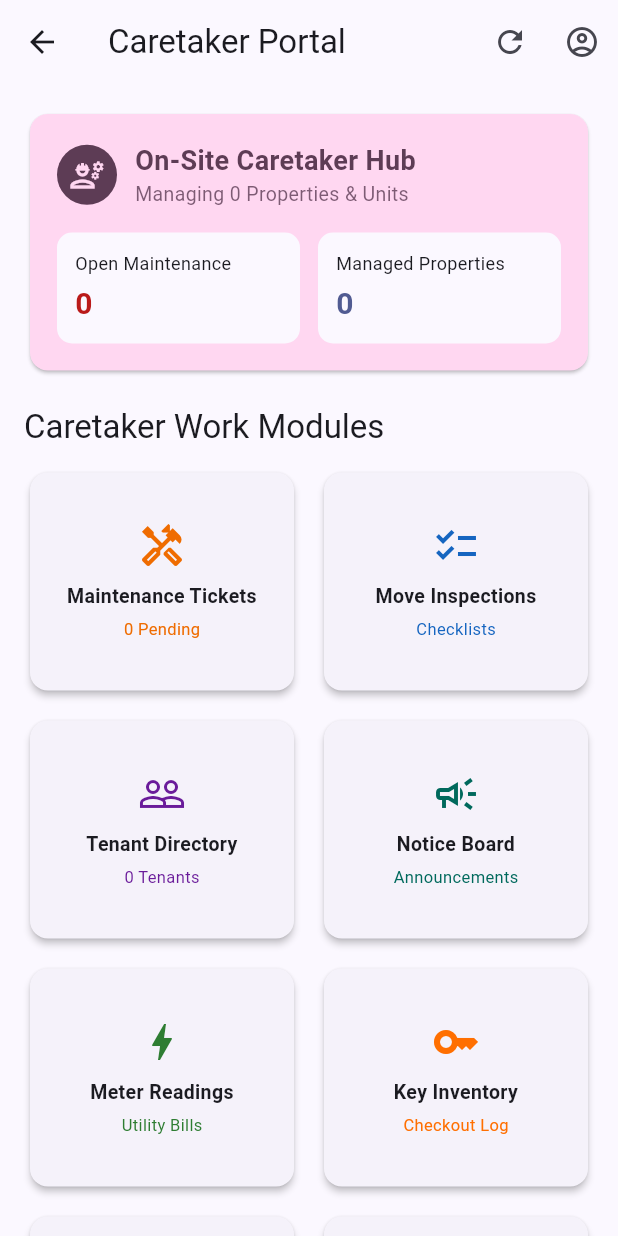
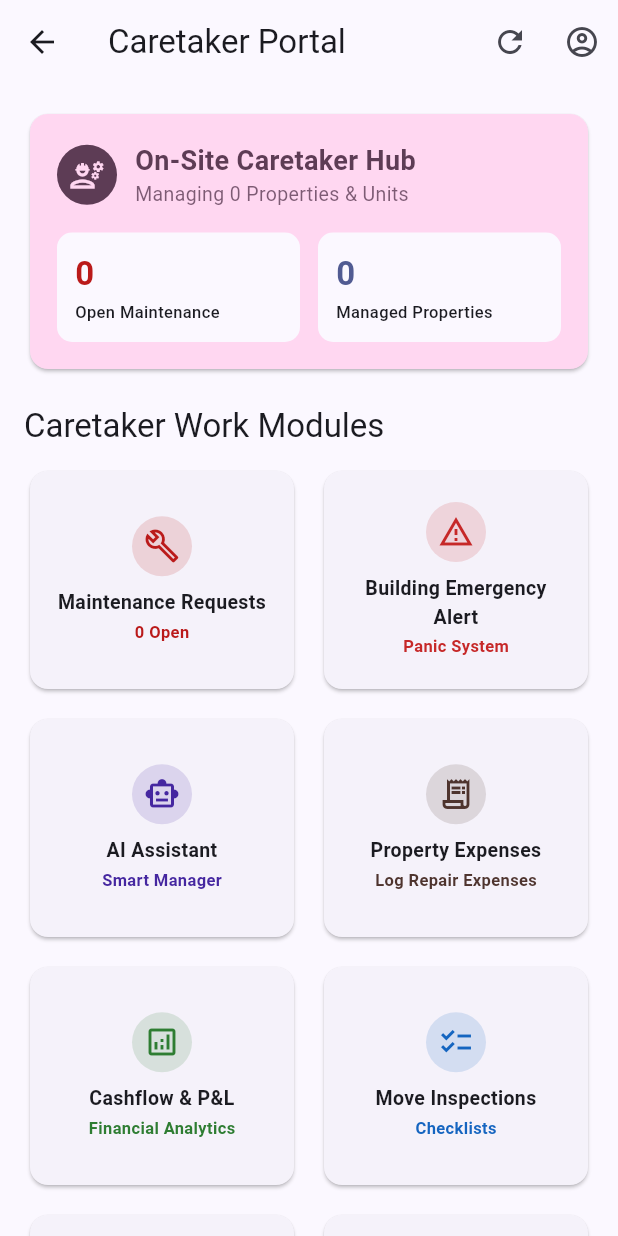
Before and after one commit to dev-jack21/SmartRent, a Flutter app: the CaretakerDashboardScreen screen opened directly, on a phone screen of 412 x 824 dp. Run offline on Flutter 3.47's test engine with Material 3 defaults, Android fonts, the phone set to English and light mode, and no system bars; our stand-ins replace file_picker, flutter_local_notifications, supabase_flutter, timezone, web; missing offline and left inert: dart:js_interop, file_saver; accounts and stored records are empty.

Commit message:
Removed redundant patches and improved catetaker views

```diff
--- a/lib/screens/announcements/announcements_screen.dart
+++ b/lib/screens/announcements/announcements_screen.dart
@@ -8,7 +8,7 @@ class AnnouncementsScreen extends StatefulWidget {
   const AnnouncementsScreen({
     super.key,
     required this.property,
-    required this.userRole,
+    this.userRole = 'owner',
   });
 
   @override
--- a/lib/screens/caretaker/caretaker_dashboard_screen.dart
+++ b/lib/screens/caretaker/caretaker_dashboard_screen.dart
@@ -1,11 +1,14 @@
 import 'package:flutter/material.dart';
 import 'package:supabase_flutter/supabase_flutter.dart';
+import '../ai/ai_assistant_screen.dart';
+import '../analytics/financial_analytics_screen.dart';
 import '../announcements/announcements_screen.dart';
+import '../emergency/emergency_alert_screen.dart';
+import '../expenses/expense_tracker_screen.dart';
 import '../inspection/property_inspection_screen.dart';
 import '../maintenance/maintenance_requests_screen.dart';
 import '../profile/user_profile_screen.dart';
 import '../tenant/tenant_directory_screen.dart';
-import '../utilities/utility_billing_screen.dart';
 import 'key_management_screen.dart';
 import 'parcel_logger_screen.dart';
 import 'sanitation_schedule_screen.dart';
@@ -22,9 +25,9 @@ class CaretakerDashboardScreen extends StatefulWidget {
 class _CaretakerDashboardScreenState extends State<CaretakerDashboardScreen> {
   final SupabaseClient _supabase = Supabase.instance.client;
 
-  bool _isLoading = true;
   List<Map<String, dynamic>> _properties = [];
   List<Map<String, dynamic>> _maintenanceRequests = [];
+  bool _isLoading = true;
 
   @override
   void initState() {
@@ -61,6 +64,25 @@ class _CaretakerDashboardScreenState extends State<CaretakerDashboardScreen> {
   int get _openMaintenanceCount =>
       _maintenanceRequests.where((r) => r['status'] != 'Completed').length;
 
+  Future<void> _updateTicketStatus(Map<String, dynamic> ticket, String newStatus) async {
+    try {
+      await _supabase
+          .from('maintenance_requests')
+          .update({'status': newStatus})
+          .eq('id', ticket['id']);
+      await _loadCaretakerData();
+      if (!mounted) return;
+      ScaffoldMessenger.of(context).showSnackBar(
+        SnackBar(content: Text('Ticket status updated to $newStatus!')),
+      );
+    } catch (e) {
+      if (!mounted) return;
+      ScaffoldMessenger.of(context).showSnackBar(
+        SnackBar(content: Text('Could not update status: $e')),
+      );
+    }
+  }
+
   void _openPropertyFeature(void Function(Map<String, dynamic> property) onSelect) {
     if (_properties.isEmpty) {
       final defaultBuilding = {
@@ -80,23 +102,25 @@ class _CaretakerDashboardScreenState extends State<CaretakerDashboardScreen> {
 
     showDialog(
       context: context,
-      builder: (dialogContext) {
+      builder: (ctx) {
         return AlertDialog(
-          title: const Text('Select Building / Unit'),
-          content: SingleChildScrollView(
-            child: Column(
-              mainAxisSize: MainAxisSize.min,
-              children: _properties.map((p) {
+          title: const Text('Select Property / Unit'),
+          content: SizedBox(
+            width: double.maxFinite,
+            child: ListView.builder(
+              shrinkWrap: true,
+              itemCount: _properties.length,
+              itemBuilder: (context, index) {
+                final prop = _properties[index];
                 return ListTile(
-                  leading: const Icon(Icons.home_outlined),
-                  title: Text(p['name']?.toString() ?? 'Building'),
-                  subtitle: Text('Unit: ${p['unit_number'] ?? 'All'} | Tenant: ${p['tenant_name'] ?? 'Vacant'}'),
+                  title: Text(prop['name']?.toString() ?? 'Property'),
+                  subtitle: Text('Unit: ${prop['unit_number'] ?? 'N/A'}'),
                   onTap: () {
-                    Navigator.pop(dialogContext);
-                    onSelect(p);
+                    Navigator.pop(ctx);
+                    onSelect(prop);
                   },
                 );
-              }).toList(),
+              },
             ),
           ),
         );
@@ -219,15 +243,73 @@ class _CaretakerDashboardScreenState extends State<CaretakerDashboardScreen> {
                     childAspectRatio: 1.2,
                     children: [
                       _CaretakerTile(
-                        icon: Icons.handyman_outlined,
-                        title: 'Maintenance Tickets',
-                        badge: '$_openMaintenanceCount Pending',
-                        color: Colors.orange[800]!,
+                        icon: Icons.build_outlined,
+                        title: 'Maintenance Requests',
+                        badge: '$_openMaintenanceCount Open',
+                        color: colors.error,
                         onTap: () {
                           Navigator.push(
                             context,
                             MaterialPageRoute(
                               builder: (_) => const MaintenanceRequestsScreen(),
+                            ),
+                          );
+                        },
+                      ),
+                      _CaretakerTile(
+                        icon: Icons.report_problem_outlined,
+                        title: 'Building Emergency Alert',
+                        badge: 'Panic System',
+                        color: Colors.red[800]!,
+                        onTap: () {
+                          _openPropertyFeature((p) {
+                            Navigator.push(
+                              context,
+                              MaterialPageRoute(
+                                builder: (_) => EmergencyAlertScreen(property: p),
+                              ),
+                            );
+                          });
+                        },
+                      ),
+                      _CaretakerTile(
+                        icon: Icons.smart_toy_outlined,
+                        title: 'AI Assistant',
+                        badge: 'Smart Manager',
+                        color: Colors.deepPurple[800]!,
+                        onTap: () {
+                          Navigator.push(
+                            context,
+                            MaterialPageRoute(
+                              builder: (_) => AiAssistantScreen(properties: _properties),
+                            ),
+                          );
+                        },
+                      ),
+                      _CaretakerTile(
+                        icon: Icons.receipt_long_outlined,
+                        title: 'Property Expenses',
+                        badge: 'Log Repair Expenses',
+                        color: Colors.brown[800]!,
+                        onTap: () {
+                          Navigator.push(
+                            context,
+                            MaterialPageRoute(
+                              builder: (_) => const ExpenseTrackerScreen(),
+                            ),
+                          );
+                        },
+                      ),
+                      _CaretakerTile(
+                        icon: Icons.analytics_outlined,
+                        title: 'Cashflow & P&L',
+                        badge: 'Financial Analytics',
+                        color: Colors.green[800]!,
+                        onTap: () {
+                          Navigator.push(
+                            context,
+                            MaterialPageRoute(
+                              builder: (_) => const FinancialAnalyticsScreen(),
                             ),
                           );
                         },
@@ -257,42 +339,7 @@ class _CaretakerDashboardScreenState extends State<CaretakerDashboardScreen> {
                           Navigator.push(
                             context,
                             MaterialPageRoute(
-                              builder: (_) => TenantDirectoryScreen(
-                                properties: _properties,
-                              ),
-                            ),
-                          );
-                        },
-                      ),
-                      _CaretakerTile(
-                        icon: Icons.campaign_outlined,
-                        title: 'Notice Board',
-                        badge: 'Announcements',
-                        color: Colors.teal[800]!,
-                        onTap: () {
-                          _openPropertyFeature((p) {
-                            Navigator.push(
-                              context,
-                              MaterialPageRoute(
-                                builder: (_) => AnnouncementsScreen(
-                                  property: p,
-                                  userRole: 'owner',
-                                ),
-                              ),
-                            );
-                          });
-                        },
-                      ),
-                      _CaretakerTile(
-                        icon: Icons.bolt_outlined,
-                        title: 'Meter Readings',
-                        badge: 'Utility Bills',
-                        color: Colors.green[800]!,
-                        onTap: () {
-                          Navigator.push(
-                            context,
-                            MaterialPageRoute(
-                              builder: (_) => const UtilityBillingScreen(),
+                              builder: (_) => TenantDirectoryScreen(properties: _properties),
                             ),
                           );
                         },
@@ -300,7 +347,7 @@ class _CaretakerDashboardScreenState extends State<CaretakerDashboardScreen> {
                       _CaretakerTile(
                         icon: Icons.key_outlined,
                         title: 'Key Inventory',
-                        badge: 'Checkout Log',
+                        badge: 'Keys & Badges',
                         color: Colors.amber[900]!,
                         onTap: () {
                           _openPropertyFeature((p) {
@@ -314,10 +361,24 @@ class _CaretakerDashboardScreenState extends State<CaretakerDashboardScreen> {
                         },
                       ),
                       _CaretakerTile(
-                        icon: Icons.inventory_2_outlined,
-                        title: 'Parcel Deliveries',
-                        badge: 'Gate Log',
-                        color: Colors.brown[700]!,
+                        icon: Icons.connect_without_contact_outlined,
+                        title: 'Vendor Directory',
+                        badge: 'On-Call Pros',
+                        color: Colors.teal[800]!,
+                        onTap: () {
+                          Navigator.push(
+                            context,
+                            MaterialPageRoute(
+                              builder: (_) => const VendorDirectoryScreen(),
+                            ),
+                          );
+                        },
+                      ),
+                      _CaretakerTile(
+                        icon: Icons.local_post_office_outlined,
+                        title: 'Gate Parcel Log',
+                        badge: 'Deliveries',
+                        color: Colors.deepOrange[800]!,
                         onTap: () {
                           _openPropertyFeature((p) {
                             Navigator.push(
@@ -331,9 +392,9 @@ class _CaretakerDashboardScreenState extends State<CaretakerDashboardScreen> {
                       ),
                       _CaretakerTile(
                         icon: Icons.cleaning_services_outlined,
-                        title: 'Sanitation & Cleaning',
-                        badge: 'Routine',
-                        color: Colors.cyan[800]!,
+                        title: 'Sanitation Routine',
+                        badge: 'Cleaning Log',
+                        color: Colors.lightGreen[800]!,
                         onTap: () {
                           Navigator.push(
                             context,
@@ -344,17 +405,22 @@ class _CaretakerDashboardScreenState extends State<CaretakerDashboardScreen> {
                         },
                       ),
                       _CaretakerTile(
-                        icon: Icons.handyman_outlined,
-                        title: 'On-Call Vendors',
-                        badge: 'Contractors',
-                        color: Colors.deepOrange[800]!,
+                        icon: Icons.campaign_outlined,
+                        title: 'Notice Board',
+                        badge: 'Announcements',
+                        color: Colors.indigo[800]!,
                         onTap: () {
+                          _openPropertyFeature((p) {
                             Navigator.push(
                               context,
                               MaterialPageRoute(
-                              builder: (_) => const VendorDirectoryScreen(),
+                                builder: (_) => AnnouncementsScreen(
+                                  property: p,
+                                  userRole: 'caretaker',
+                                ),
                               ),
                             );
+                          });
                         },
                       ),
                     ],
@@ -362,37 +428,72 @@ class _CaretakerDashboardScreenState extends State<CaretakerDashboardScreen> {
 
                   const SizedBox(height: 24),
 
-                  // Recent Properties Quick Action List
+                  Row(
+                    mainAxisAlignment: MainAxisAlignment.spaceBetween,
+                    children: [
                       Text(
-                    'Building Units List',
-                    style: Theme.of(context).textTheme.titleMedium,
+                        'Active Maintenance Tickets',
+                        style: Theme.of(context).textTheme.titleLarge,
+                      ),
+                      TextButton(
+                        onPressed: () {
+                          Navigator.push(
+                            context,
+                            MaterialPageRoute(
+                              builder: (_) => const MaintenanceRequestsScreen(),
+                            ),
+                          );
+                        },
+                        child: const Text('View All'),
+                      ),
+                    ],
                   ),
                   const SizedBox(height: 8),
 
-                  ..._properties.map((property) {
-                    final name = property['name']?.toString() ?? 'Building Unit';
-                    final tenant = property['tenant_name']?.toString().trim() ?? 'Vacant';
+                  if (_maintenanceRequests.isEmpty)
+                    const Card(
+                      child: Padding(
+                        padding: EdgeInsets.all(20),
+                        child: Center(
+                          child: Text('No maintenance tickets reported yet.'),
+                        ),
+                      ),
+                    )
+                  else
+                    ..._maintenanceRequests.map((req) {
+                      final status = req['status']?.toString() ?? 'Open';
+                      final priority = req['priority']?.toString() ?? 'Medium';
+                      final title = req['title']?.toString() ?? 'Maintenance Issue';
+                      final desc = req['description']?.toString() ?? '';
+
+                      Color pColor = Colors.orange;
+                      if (priority == 'High') pColor = Colors.red;
+                      if (priority == 'Low') pColor = Colors.blue;
 
                       return Card(
                         margin: const EdgeInsets.only(bottom: 8),
                         child: ListTile(
-                        leading: const CircleAvatar(child: Icon(Icons.home_outlined)),
-                        title: Text(name, style: const TextStyle(fontWeight: FontWeight.bold)),
-                        subtitle: Text('Tenant: $tenant'),
-                        trailing: OutlinedButton(
-                          child: const Text('Inspect'),
-                          onPressed: () {
-                            Navigator.push(
-                              context,
-                              MaterialPageRoute(
-                                builder: (_) => PropertyInspectionScreen(property: property),
+                          leading: CircleAvatar(
+                            backgroundColor: pColor.withValues(alpha: 0.2),
+                            child: Icon(Icons.build_outlined, color: pColor, size: 20),
                           ),
-                            );
+                          title: Text(title, style: const TextStyle(fontWeight: FontWeight.bold)),
+                          subtitle: Text(desc.isNotEmpty ? desc : 'Priority: $priority'),
+                          trailing: DropdownButton<String>(
+                            value: ['Open', 'In Progress', 'Completed'].contains(status) ? status : 'Open',
+                            underline: const SizedBox(),
+                            items: ['Open', 'In Progress', 'Completed'].map((s) {
+                              return DropdownMenuItem(value: s, child: Text(s, style: const TextStyle(fontSize: 12)));
+                            }).toList(),
+                            onChanged: (newVal) {
+                              if (newVal != null) _updateTicketStatus(req, newVal);
                             },
                           ),
                         ),
                       );
                     }),
+
+                  const SizedBox(height: 24),
                 ],
               ),
             ),
@@ -422,15 +523,18 @@ class _MetricBox extends StatelessWidget {
       child: Column(
         crossAxisAlignment: CrossAxisAlignment.start,
         children: [
-          Text(label, style: const TextStyle(fontSize: 12)),
-          const SizedBox(height: 4),
           Text(
             value,
             style: TextStyle(
-              fontSize: 20,
+              fontSize: 22,
               fontWeight: FontWeight.bold,
               color: color,
             ),
+          ),
+          const SizedBox(height: 2),
+          Text(
+            label,
+            style: const TextStyle(fontSize: 11, fontWeight: FontWeight.w500),
           ),
         ],
       ),
@@ -456,26 +560,29 @@ class _CaretakerTile extends StatelessWidget {
   @override
   Widget build(BuildContext context) {
     return Card(
-      elevation: 2,
+      elevation: 1,
       child: InkWell(
+        onTap: onTap,
         borderRadius: BorderRadius.circular(12),
-        onTap: onTap,
         child: Padding(
           padding: const EdgeInsets.all(12),
           child: Column(
             mainAxisAlignment: MainAxisAlignment.center,
             children: [
-              Icon(icon, size: 32, color: color),
+              CircleAvatar(
+                backgroundColor: color.withValues(alpha: 0.15),
+                child: Icon(icon, color: color),
+              ),
               const SizedBox(height: 8),
               Text(
                 title,
                 textAlign: TextAlign.center,
                 style: const TextStyle(fontWeight: FontWeight.bold, fontSize: 13),
               ),
-              const SizedBox(height: 4),
+              const SizedBox(height: 2),
               Text(
                 badge,
-                style: TextStyle(fontSize: 11, color: color),
+                style: TextStyle(fontSize: 11, color: color, fontWeight: FontWeight.w600),
               ),
             ],
           ),
```
Also changed, not shown: lib/screens/maintenance/maintenance_requests_screen.dart (+1 -7 lines). Lines whose indentation alone changed are shown as unchanged.
